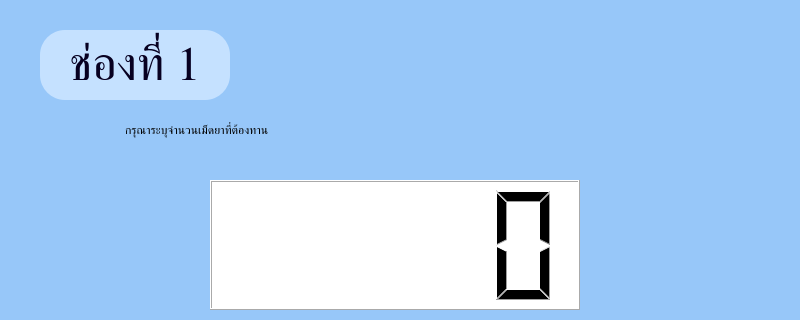
Before: the Qt Designer form screen/totalPillsNPillPerTimeScreen/ui/amount_pill_per_time_screen.ui in HelloArtty/Klongyaa, drawn with Qt 5; both pictures show x 0 to 800 and y 0 to 320 of the 800 by 480 pixel window.
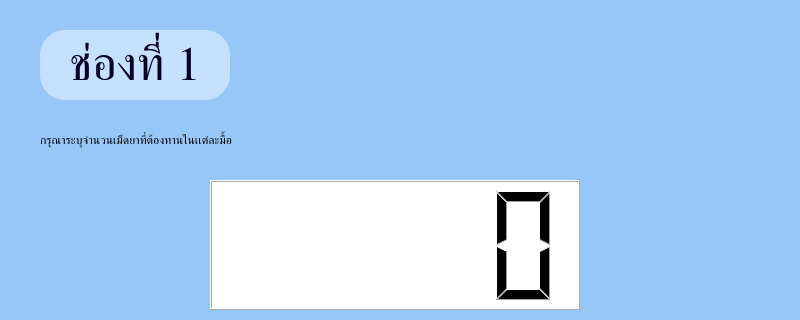
After: the same form once the commit is applied.

Diff of the .ui file:
```diff
--- a/screen/totalPillsNPillPerTimeScreen/ui/amount_pill_per_time_screen.ui
+++ b/screen/totalPillsNPillPerTimeScreen/ui/amount_pill_per_time_screen.ui
@@ -52,9 +52,9 @@
   <widget class="QLabel" name="text_question_amount_pill_per_time">
    <property name="geometry">
     <rect>
-     <x>125</x>
-     <y>90</y>
-     <width>550</width>
+     <x>40</x>
+     <y>100</y>
+     <width>720</width>
      <height>80</height>
     </rect>
    </property>
@@ -62,7 +62,7 @@
     <string notr="true">font: 34pt &quot;JasmineUPC&quot;;</string>
    </property>
    <property name="text">
-    <string>กรุณาระบุจำนวนเม็ดยาที่ต้องทาน</string>
+    <string>กรุณาระบุจำนวนเม็ดยาที่ต้องทานในเเต่ละมื้อ</string>
    </property>
   </widget>
   <widget class="QLCDNumber" name="lcdNumberPillPerTime">
```
